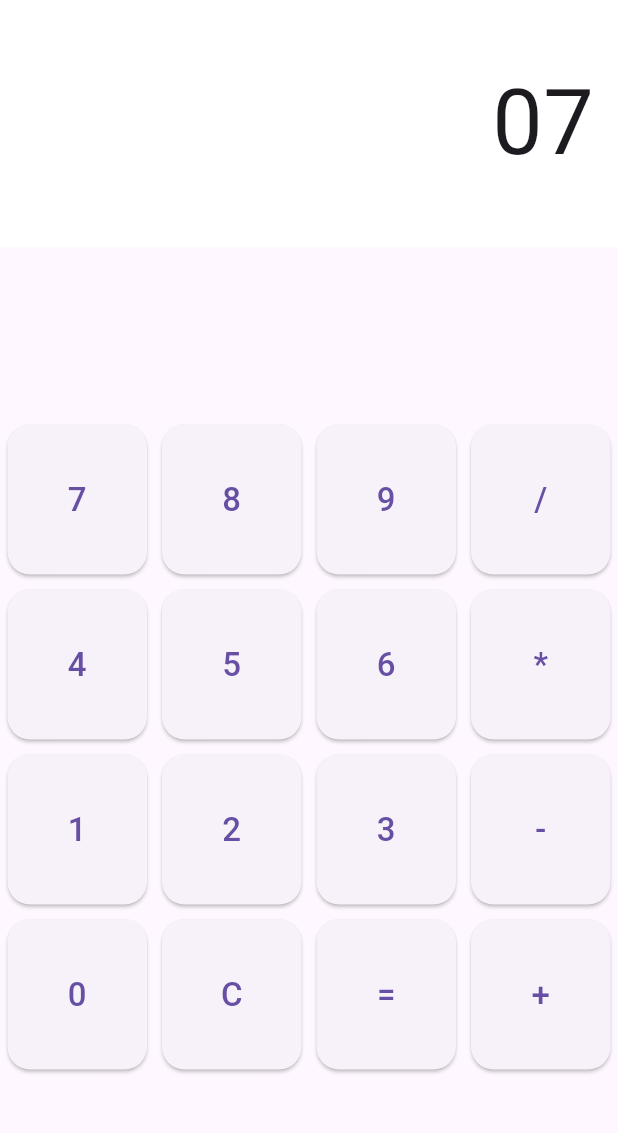
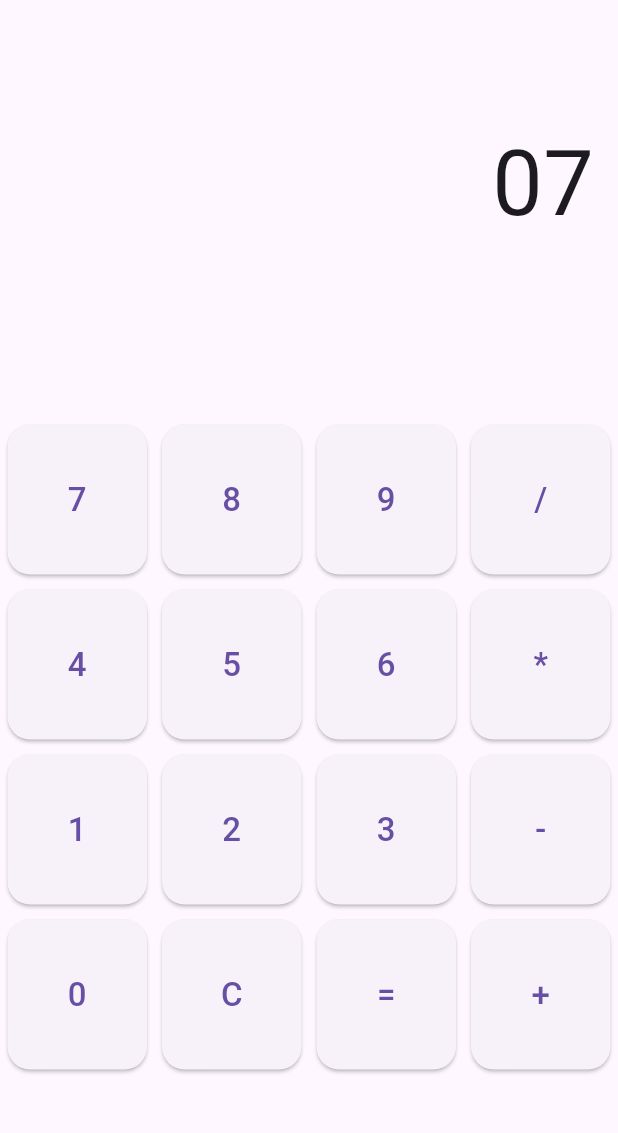
Before and after one commit to khaled883/calculator_app, a Flutter app: the screen it shows after launch, after a tap on an icon or button, on a phone screen of 412 x 824 dp, the part 84-1217 px from its top. Run offline on Flutter 3.47's test engine with Material 3 defaults, Android fonts, the phone set to English and light mode, and no system bars.

```diff
--- a/lib/main.dart
+++ b/lib/main.dart
@@ -12,6 +12,7 @@ class MyApp extends StatelessWidget {
   @override
   Widget build(BuildContext context) {
     return MaterialApp(
+      //to remove the debug banner
       debugShowCheckedModeBanner: false,
       theme: ThemeData(primarySwatch: Colors.blue),
       home: CalculatorScreen(),
--- a/lib/screens/calculator_screen.dart
+++ b/lib/screens/calculator_screen.dart
@@ -82,8 +82,8 @@ class _CalculatorScreenState extends State<CalculatorScreen> {
       body: Column(
         children: [
           Container(
-            height: MediaQuery.of(context).size.height*0.2,
-            color: Colors.white,
+            height: MediaQuery.of(context).size.height*0.3,
+            color: Colors.transparent,
             alignment: Alignment.centerRight,
             padding: const EdgeInsets.all(16),
             child: Text(
```
Also changed, not shown: 1 other file.
